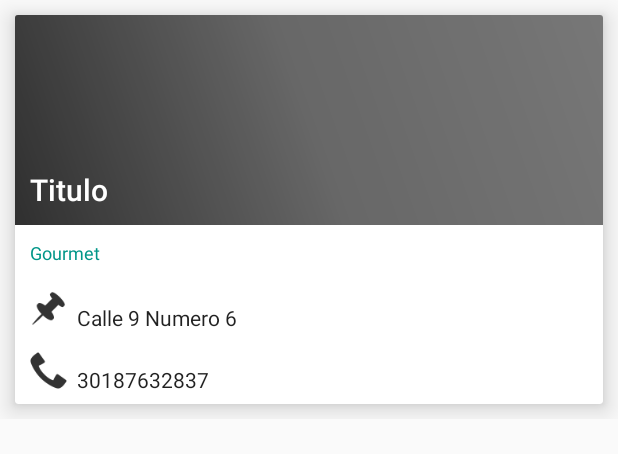
After one commit to milo2005/A2B_Turismo, an Android app: the layout template_restaurante.xml on its own in the app's theme, with its tools: preview values and no code run, on a phone screen of 412 x 824 dp. The commit adds this screen. Shown: the top 454 px of the screen. Run offline under Robolectric (Android 15) with nearby library versions, the phone set to English and light mode, and no system bars.

Commit message:
Implementacion de Template para lugar y restaurante

```diff
--- /dev/null
+++ b/app/src/main/res/layout/template_restaurante.xml
@@ -0,0 +1,102 @@
+<?xml version="1.0" encoding="utf-8"?>
+<LinearLayout xmlns:android="http://schemas.android.com/apk/res/android"
+    xmlns:app="http://schemas.android.com/apk/res-auto"
+    android:orientation="vertical" android:layout_width="match_parent"
+    android:layout_height="wrap_content">
+
+    <android.support.v7.widget.CardView
+        android:layout_width="match_parent"
+        android:layout_height="wrap_content"
+        android:layout_margin="@dimen/padding_small"
+        app:cardElevation="10dp"
+        >
+
+        <RelativeLayout
+            android:layout_width="match_parent"
+            android:layout_height="wrap_content">
+
+            <ImageView
+                android:id="@+id/img"
+                android:layout_width="match_parent"
+                android:layout_height="@dimen/template_img_height"
+                android:background="#777777"
+                />
+            <ImageView
+                android:layout_width="match_parent"
+                android:layout_height="@dimen/template_img_height"
+                android:background="@drawable/mask_dark"
+                />
+
+            <TextView
+                android:id="@+id/title"
+                style="@style/Base.TextAppearance.AppCompat.Title"
+                android:layout_width="match_parent"
+                android:layout_height="wrap_content"
+                android:padding="@dimen/padding_small"
+                android:textColor="#ffffff"
+                android:text="Titulo"
+                android:layout_alignBottom="@id/img"
+                />
+
+            <TextView
+                style="@style/Base.TextAppearance.AppCompat.Caption"
+                android:id="@+id/content"
+                android:padding="@dimen/padding_small"
+                android:layout_width="match_parent"
+                android:layout_height="wrap_content"
+                android:text="Gourmet"
+                android:layout_below="@id/img"
+                android:textColor="@color/accent"
+                />
+
+            <ImageView
+                android:id="@+id/ic_loc"
+                android:layout_width="@dimen/template_icon"
+                android:layout_height="@dimen/template_icon"
+                android:src="@mipmap/ic_location"
+                android:layout_below="@id/content"
+                android:layout_marginBottom="@dimen/padding_xsmall"
+                android:layout_marginLeft="@dimen/padding_xsmall"
+                />
+
+            <TextView
+                android:id="@+id/address"
+                style="@style/Base.TextAppearance.AppCompat.Body1"
+                android:layout_width="match_parent"
+                android:layout_height="wrap_content"
+                android:layout_toRightOf="@id/ic_loc"
+                android:layout_alignBottom="@id/ic_loc"
+                android:text="Calle 9 Numero 6"
+                android:layout_marginBottom="@dimen/padding_xsmall"
+                />
+
+            <ImageView
+                android:id="@+id/ic_call"
+                android:layout_width="@dimen/template_icon"
+                android:layout_height="@dimen/template_icon"
+                android:src="@mipmap/ic_call"
+                android:layout_below="@id/ic_loc"
+                android:layout_marginBottom="@dimen/padding_xsmall"
+                android:layout_marginLeft="@dimen/padding_xsmall"
+                />
+
+            <TextView
+                android:id="@+id/number"
+                style="@style/Base.TextAppearance.AppCompat.Body1"
+                android:layout_width="match_parent"
+                android:layout_height="wrap_content"
+                android:layout_toRightOf="@id/ic_call"
+                android:layout_alignBottom="@id/ic_call"
+                android:text="30187632837"
+                android:layout_marginBottom="@dimen/padding_xsmall"
+                />
+
+
+
+
+
+        </RelativeLayout>
+
+    </android.support.v7.widget.CardView>
+
+</LinearLayout>
--- a/app/src/main/res/values/dimens.xml
+++ b/app/src/main/res/values/dimens.xml
@@ -5,4 +5,7 @@
     <dimen name="padding_small">10dp</dimen>
     <dimen name="paddin_medium">20dp</dimen>
     <dimen name="header_img">60dp</dimen>
+    <dimen name="template_img_height">140dp</dimen>
+    <dimen name="template_icon">38dp</dimen>
+    <dimen name="padding_xsmall">3dp</dimen>
 </resources>
```
Also changed, not shown: app/src/main/res/layout/template_lugar.xml (added, +80 -0 lines), app/src/main/ic_call-web.png (added), app/src/main/ic_location-web.png (added), app/src/main/res/mipmap-hdpi/ic_call.png (added), app/src/main/res/mipmap-hdpi/ic_location.png (added), app/src/main/res/mipmap-mdpi/ic_call.png (added), app/src/main/res/mipmap-mdpi/ic_location.png (added), app/src/main/res/mipmap-xhdpi/ic_call.png (added), app/src/main/res/mipmap-xhdpi/ic_location.png (added), app/src/main/res/mipmap-xxhdpi/ic_call.png (added), app/src/main/res/mipmap-xxhdpi/ic_location.png (added), app/src/main/res/mipmap-xxxhdpi/ic_call.png (added), app/src/main/res/mipmap-xxxhdpi/ic_location.png (added).
